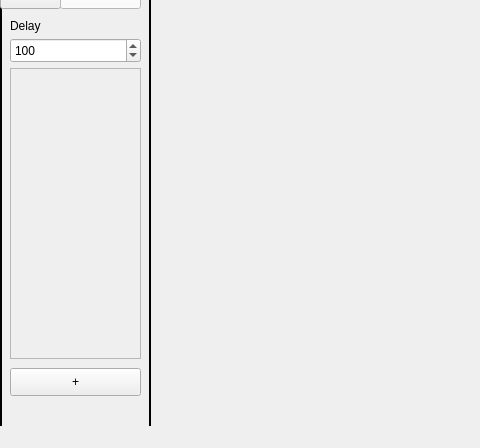
Above: A7/mainwindow.ui from University-of-Utah-CS3505/a8-sprite-editor-f19-Mattmathics before the change; both pictures show x 0 to 480 and y 272 to 720 of the 1280 by 720 pixel window. Below: the same form after it.
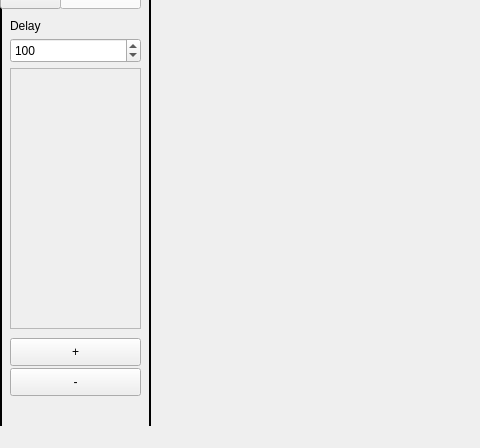
That is the form after the change. Icons and pictures are not drawn.

Commit message: Add frame delete button.

The edit to the form file:
```diff
--- a/A7/mainwindow.ui
+++ b/A7/mainwindow.ui
@@ -195,7 +195,7 @@
     <property name="geometry">
      <rect>
       <x>10</x>
-      <y>640</y>
+      <y>610</y>
       <width>131</width>
       <height>28</height>
      </rect>
@@ -210,7 +210,7 @@
       <x>10</x>
       <y>340</y>
       <width>131</width>
-      <height>291</height>
+      <height>261</height>
      </rect>
     </property>
     <property name="widgetResizable">
@@ -222,7 +222,7 @@
        <x>0</x>
        <y>0</y>
        <width>129</width>
-       <height>289</height>
+       <height>259</height>
       </rect>
      </property>
     </widget>
@@ -330,6 +330,19 @@
      <string>Delay</string>
     </property>
    </widget>
+   <widget class="QPushButton" name="deleteFrameButton">
+    <property name="geometry">
+     <rect>
+      <x>10</x>
+      <y>640</y>
+      <width>131</width>
+      <height>28</height>
+     </rect>
+    </property>
+    <property name="text">
+     <string>-</string>
+    </property>
+   </widget>
    <zorder>leftPanel</zorder>
    <zorder>eraserButton</zorder>
    <zorder>pencilButton</zorder>
@@ -351,6 +364,7 @@
    <zorder>primaryBrushButton</zorder>
    <zorder>spinDelay</zorder>
    <zorder>label</zorder>
+   <zorder>deleteFrameButton</zorder>
   </widget>
   <widget class="QMenuBar" name="menubar">
    <property name="geometry">
```
The commit also changes 4 other files.
